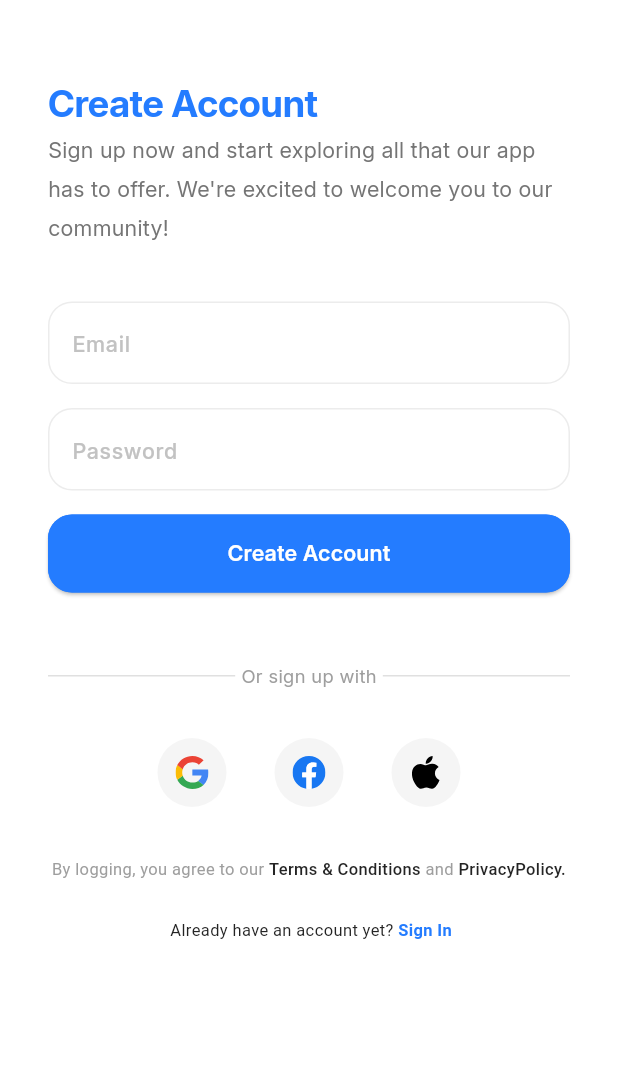
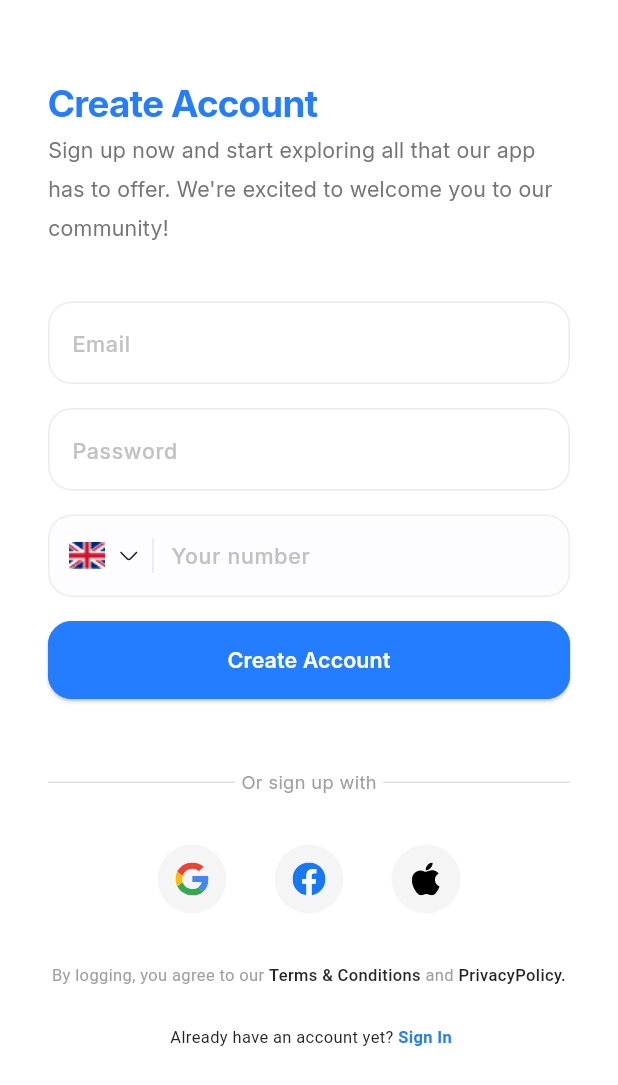
Before and after one commit to essamalrawi/docdoc, a Flutter app: the SignUpView screen opened by its route, on a phone screen of 412 x 824 dp. Shown: the top 1085 px of the screen. Run offline on Flutter 3.47's test engine with Material 3 defaults, Android fonts, the phone set to English and light mode, and no system bars; our stand-ins replace flutter_svg.

Commit message:
Add country selection UI component and related assets
- Introduced a new image asset for the flag (assets/images/flag.png).
- Updated assets constants to include new images for the flag and arrow down.
- Created a new CountryTextField widget for selecting country codes with flag and arrow down icons.
- Integrated CountryTextField into the sign-up view for improved user experience.

```diff
--- a/lib/constants/assets.dart
+++ b/lib/constants/assets.dart
@@ -6,13 +6,25 @@ class Assets {
   /// assets/images/apple_logo.svg
   static const String imagesAppleLogo = "assets/images/apple_logo.svg";
 
+  /// Assets for imagesArrowDown
+  /// assets/images/arrow-down.svg
+  static const String imagesArrowDown = "assets/images/arrow-down.svg";
+
   /// Assets for imagesDocdocLogo
   /// assets/images/docdoc_logo.svg
   static const String imagesDocdocLogo = "assets/images/docdoc_logo.svg";
 
+  /// Assets for imagesEngland
+  /// assets/images/england.svg
+  static const String imagesEngland = "assets/images/england.svg";
+
   /// Assets for imagesFacebookLogo
   /// assets/images/facebook_logo.svg
   static const String imagesFacebookLogo = "assets/images/facebook_logo.svg";
+
+  /// Assets for imagesFlag
+  /// assets/images/flag.png
+  static const String imagesFlag = "assets/images/flag.png";
 
   /// Assets for imagesGoogleLogo
   /// assets/images/google_logo.svg
--- /dev/null
+++ b/lib/features/auth/presentation/views/widgets/country_text_field.dart
@@ -0,0 +1,54 @@
+import 'package:docdoc/constants/assets.dart';
+import 'package:docdoc/core/utils/app_styles.dart';
+import 'package:flutter/material.dart';
+import 'package:flutter_svg/flutter_svg.dart';
+
+class CountryTextField extends StatelessWidget {
+  const CountryTextField({super.key});
+
+  @override
+  Widget build(BuildContext context) {
+    return Container(
+      width: double.infinity,
+      height: 55,
+      decoration: ShapeDecoration(
+        color: const Color(0xFFFDFDFF),
+        shape: RoundedRectangleBorder(
+          side: BorderSide(width: 1, color: const Color(0xFFECECEC)),
+          borderRadius: BorderRadius.circular(16),
+        ),
+      ),
+
+      child: Row(
+        children: [
+          SizedBox(width: 13),
+          Image.asset(Assets.imagesFlag),
+          SizedBox(width: 8),
+          SvgPicture.asset(Assets.imagesArrowDown),
+          VerticalDivider(color: Color(0xFFE5E7EB), endIndent: 15, indent: 15),
+          Expanded(
+            child: TextField(
+              keyboardType: TextInputType.number,
+              decoration: InputDecoration(
+                contentPadding: EdgeInsets.zero,
+                hintStyle: AppStyles.styleRegular14px(context).copyWith(
+                  color: const Color(0xFFC2C2C2),
+                  fontWeight: FontWeight.w500,
+                  height: 1.50,
+                ),
+                border: outlineInputBorder(),
+                enabledBorder: outlineInputBorder(),
+                focusedBorder: outlineInputBorder(),
+                hintText: "Your number",
+              ),
+            ),
+          ),
+        ],
+      ),
+    );
+  }
+
+  OutlineInputBorder outlineInputBorder() {
+    return OutlineInputBorder(borderSide: BorderSide.none);
+  }
+}
--- a/lib/features/auth/presentation/views/widgets/sign_up_view_body.dart
+++ b/lib/features/auth/presentation/views/widgets/sign_up_view_body.dart
@@ -1,6 +1,7 @@
 import 'package:docdoc/constants/assets.dart';
 import 'package:docdoc/core/utils/app_styles.dart';
 import 'package:docdoc/core/widgets/custom_button.dart';
+import 'package:docdoc/features/auth/presentation/views/widgets/country_text_field.dart';
 import 'package:docdoc/features/auth/presentation/views/widgets/custom_sign_in_container_icon.dart';
 import 'package:docdoc/features/auth/presentation/views/widgets/custom_text_field.dart';
 import 'package:flutter/gestures.dart';
@@ -48,6 +49,8 @@ class _SignUpViewBodyState extends State<SignUpViewBody> {
                 CustomTextField(hint: "Email"),
                 SizedBox(height: 16),
                 CustomTextField(hint: "Password"),
+                SizedBox(height: 16),
+                CountryTextField(),
                 SizedBox(height: 16),
                 Row(
                   children: [
```
Also changed, not shown: assets/images/arrow-down.svg (added), assets/images/england.svg (added), assets/images/flag.png (added).
